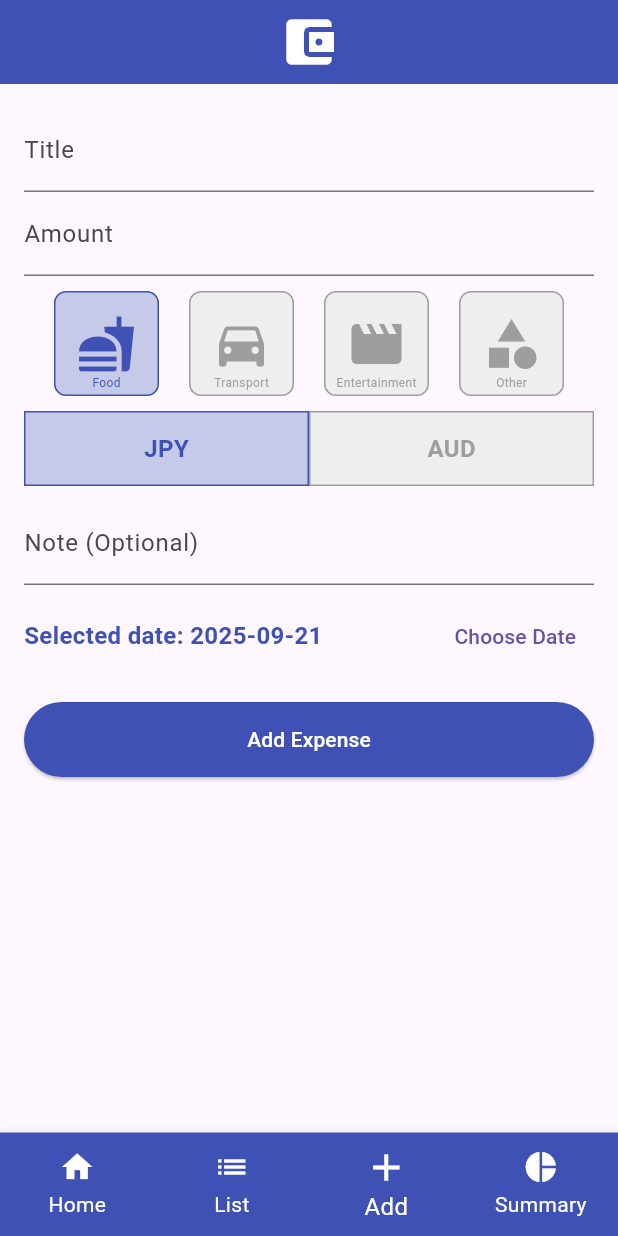
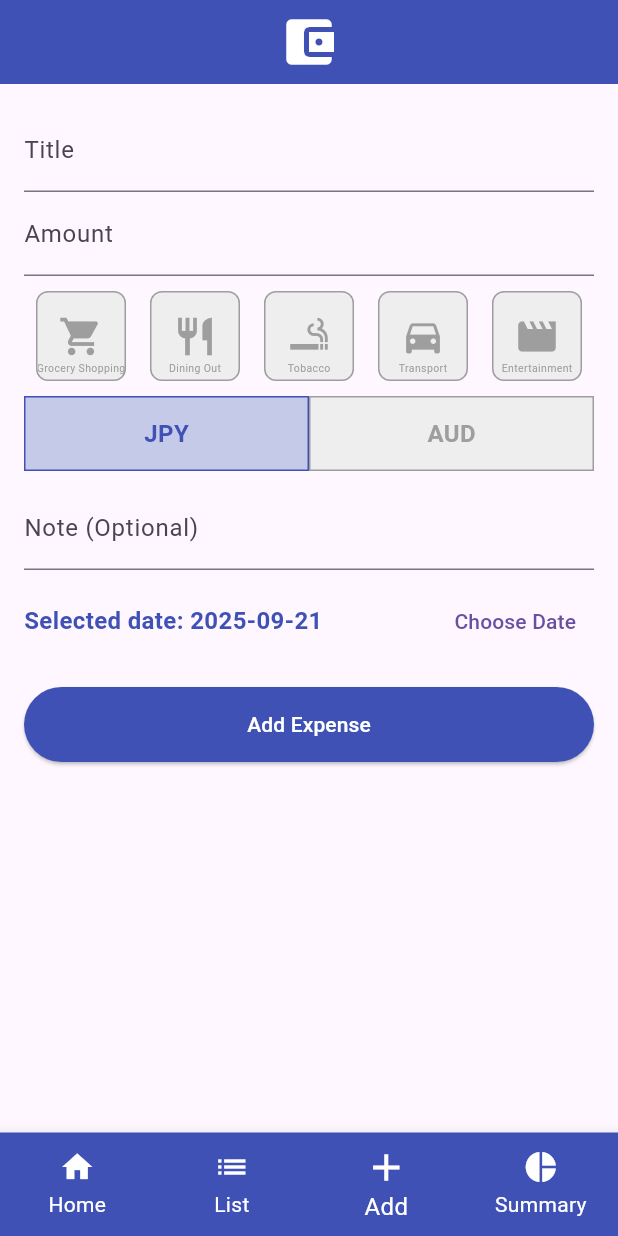
Before and after one commit to jun-ishibashi/only_j, a Flutter app: the screen it shows after launch, item 3 of the bottom bar chosen, on a phone screen of 412 x 824 dp. Run offline on Flutter 3.47's test engine with Material 3 defaults, Android fonts, the phone set to English and light mode, and no system bars; our stand-ins replace shared_preferences; missing offline and left inert: gsheets; network calls fail.

Commit message:
Refactor expense input screen to use icon-based category selection and improve UI layout

```diff
--- a/lib/main.dart
+++ b/lib/main.dart
@@ -122,7 +122,7 @@ class _HomeScreenState extends State<HomeScreen> {
       ),
       body: _screens[_selectedIndex],
       bottomNavigationBar: BottomNavigationBar(
-        items: const <BottomNavigationBarItem>[
+        items: const [
           BottomNavigationBarItem(
             icon: Icon(Icons.home),
             label: 'Home',
@@ -150,8 +150,8 @@ class _HomeScreenState extends State<HomeScreen> {
         unselectedFontSize: 14,
         selectedIconTheme: IconThemeData(size: 30),
         unselectedIconTheme: IconThemeData(size: 24),
-      ),
-    );
+      ), // Closing the BottomNavigationBar
+    ); // Closing the Scaffold
   }
 }
 
@@ -174,10 +174,13 @@ class _ExpenseInputScreenState extends State<ExpenseInputScreen> {
 
   // Move _categoryIcons to the class level for proper scope
   final Map<String, IconData> _categoryIcons = {
-    'Food': Icons.fastfood,
+    'Grocery Shopping': Icons.shopping_cart,
+    'Dining Out': Icons.restaurant,
+    'Tobacco': Icons.smoking_rooms,
     'Transport': Icons.directions_car,
     'Entertainment': Icons.movie,
-    'Other': Icons.category,
+    'Rent': Icons.home,
+    'Daily Essentials': Icons.shopping_bag,
   };
 
   // Show a success popup when an expense is added
@@ -283,8 +286,10 @@ class _ExpenseInputScreenState extends State<ExpenseInputScreen> {
               // Replace the DropdownButtonFormField for category selection with an icon-based selection
 
               // Add a row of selectable icons for categories
-              Row(
-                mainAxisAlignment: MainAxisAlignment.spaceEvenly,
+              SingleChildScrollView(
+                scrollDirection: Axis.horizontal,
+                child: Row(
+                  mainAxisAlignment: MainAxisAlignment.start,
                   children: _categoryIcons.entries.map((entry) {
                     final category = entry.key;
                     final icon = entry.value;
@@ -295,8 +300,9 @@ class _ExpenseInputScreenState extends State<ExpenseInputScreen> {
                         });
                       },
                       child: Container(
-                      width: 70, // ボタンの幅を広げる
-                      height: 70, // ボタンの高さを広げる
+                        width: 60, // Button width
+                        height: 60, // Button height
+                        margin: EdgeInsets.symmetric(horizontal: 8), // Add spacing between items
                         decoration: BoxDecoration(
                           color: _selectedCategory == category ? Colors.indigo.shade100 : Colors.grey.shade200,
                           border: Border.all(
@@ -310,14 +316,14 @@ class _ExpenseInputScreenState extends State<ExpenseInputScreen> {
                             Icon(
                               icon,
                               color: _selectedCategory == category ? Colors.indigo : Colors.grey,
-                            size: 40, // アイコンを少し小さく
+                              size: 30, // Icon size
                             ),
                             Positioned(
-                            bottom: 2, // 文字の位置を少し上に移動
+                              bottom: 2, // Adjust text position
                               child: Text(
                                 category,
                                 style: TextStyle(
-                                fontSize: 8, // 文字サイズはそのまま
+                                  fontSize: 7, // Text size
                                   color: _selectedCategory == category ? Colors.indigo : Colors.grey,
                                 ),
                               ),
@@ -327,6 +333,7 @@ class _ExpenseInputScreenState extends State<ExpenseInputScreen> {
                       ),
                     );
                   }).toList(),
+                ),
               ),
               SizedBox(height: 10),
               // Replace the DropdownButtonFormField for currency selection with buttons
@@ -454,6 +461,11 @@ class _ExpenseListScreenState extends State<ExpenseListScreen> {
     'Transport': Icons.directions_car,
     'Entertainment': Icons.movie,
     'Other': Icons.category,
+    'Grocery Shopping': Icons.shopping_cart,
+    'Tobacco': Icons.smoking_rooms,
+    'Dining Out': Icons.restaurant,
+    'Rent': Icons.home,
+    'Daily Essentials': Icons.shopping_bag,
   };
 
   final Map<String, Color> _categoryColors = {
@@ -839,12 +851,9 @@ class _HomeTabState extends State<HomeTab> {
                 'Track your expenses effortlessly',
                 style: TextStyle(
                   fontSize: 16,
-                  color: Colors.white70,
+                  color: Colors.white,
                 ),
                 textAlign: TextAlign.center,
-              ),
-            ],
-          ),
               ),
               SizedBox(height: 20),
               Row(
@@ -953,6 +962,9 @@ class _HomeTabState extends State<HomeTab> {
                 ),
               ),
             ],
+          ),
+        ),
+      ],
     );
   }
 }
```
Lines whose indentation alone changed are shown as unchanged.
